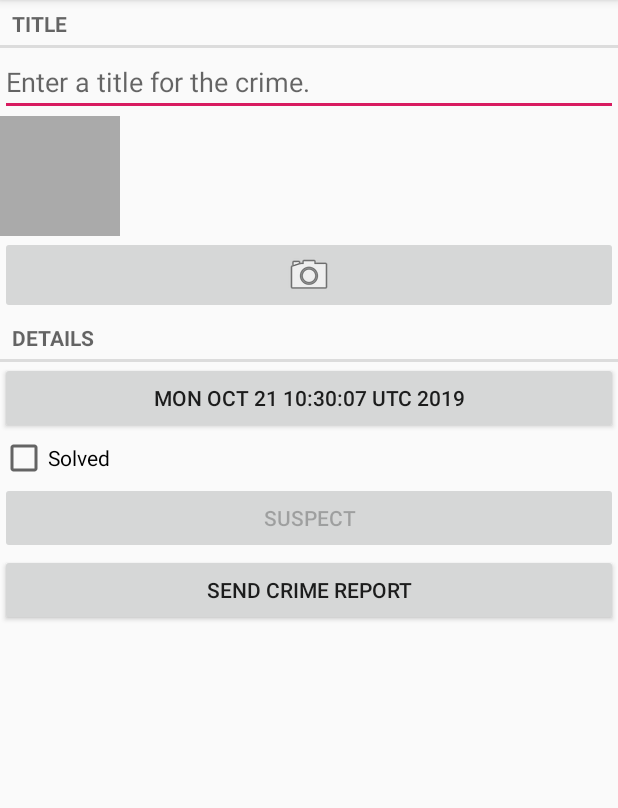
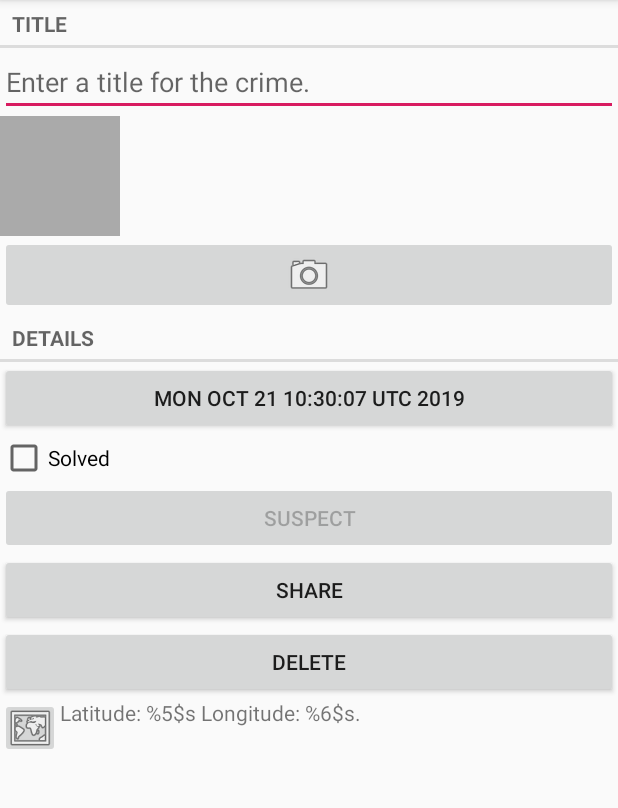
Before and after one commit to usc-rdh-006/CriminalIntent, an Android app: the screen it shows after launch (CrimePagerActivity), after a tap on "New Crime", on a phone screen of 412 x 824 dp, the part 84-892 px from its top. Run offline under Robolectric (Android 15) with nearby library versions, the phone set to English and light mode, and no system bars.

Commit message:
Refactoring//Maps Week 12/13 ICT311 rdh006

```diff
--- a/app/build.gradle
+++ b/app/build.gradle
@@ -21,6 +21,8 @@ android {
 
 dependencies {
     implementation fileTree(dir: 'libs', include: ['*.jar'])
+    implementation 'com.google.android.gms:play-services-location:10.0.1'
+    implementation 'com.google.android.gms:play-services-maps:10.0.1'
     implementation 'com.google.android.material:material:1.0.0'
     implementation 'androidx.appcompat:appcompat:1.0.2'
     implementation 'androidx.constraintlayout:constraintlayout:1.1.3'
--- a/app/src/main/AndroidManifest.xml
+++ b/app/src/main/AndroidManifest.xml
@@ -33,6 +33,11 @@
 
 
         </activity>
+
     </application>
 
+    <uses-permission android:name="android.permission.ACCESS_FINE_LOCATION" />
+    <uses-permission android:name="android.permission.ACCESS_COARSE_LOCATION" />
+    <uses-permission android:name="android.permission.INTERNET" />
+
 </manifest>
--- a/app/src/main/java/android/bignerdranch/com/Crime.java
+++ b/app/src/main/java/android/bignerdranch/com/Crime.java
@@ -13,8 +13,10 @@ public class Crime {
     private Date mDate;
     private boolean mSolved;
     private String mSuspect;
+    private double mLatitude;
+    private double mLongditude;
 
-
+//DECLARATIONS :
     //crime constructor, returns a crime with an appropriate UUID
     public Crime() {
         this(UUID.randomUUID());
@@ -74,6 +76,22 @@ public class Crime {
 
         return "IMG_" + getId().toString() + ".jpg";
     }
+    public double getLatitude() {
+
+        return mLatitude;
+    }
+    public void setLatitude(double lat) {
+
+        mLatitude = lat;
+    }
+    public double getLongditude() {
+        return
+                mLongditude;
+    }
+    public void setLongditude(double lon) {
+
+        mLongditude = lon;
+    }
 }
 //At this point, you have created the model layer
 //and an activity that is capable of hosting a support fragment
--- a/app/src/main/java/android/bignerdranch/com/CrimeFragment.java
+++ b/app/src/main/java/android/bignerdranch/com/CrimeFragment.java
@@ -14,6 +14,9 @@ import android.text.Editable;
 import android.text.TextWatcher;
 import android.text.format.DateFormat;
 import android.view.LayoutInflater;
+import android.view.Menu;
+import android.view.MenuInflater;
+import android.view.MenuItem;
 import android.view.View;
 import android.view.ViewGroup;
 import android.widget.Button;
@@ -22,10 +25,14 @@ import android.widget.CompoundButton;
 import android.widget.EditText;
 import android.widget.ImageButton;
 import android.widget.ImageView;
+import android.widget.TextView;
 
 import androidx.core.content.FileProvider;
 import androidx.fragment.app.Fragment;
 import androidx.fragment.app.FragmentManager;
+
+import com.google.android.gms.common.api.GoogleApiClient;
+import com.google.android.gms.location.LocationServices;
 
 import java.io.File;
 import java.util.Date;
@@ -47,10 +54,13 @@ public class CrimeFragment extends Fragment {
     private CheckBox mSolvedCheckBox;
     private static final String ARG_CRIME_ID = "crime_id";
     private static final String DIALOG_DATE = "DialogDate";
-
+    private Button mDeleteButton;
     private static final int REQUEST_DATE = 0;
     private static final int REQUEST_PHOTO = 2;
     private static final int REQUEST_CONTACT = 1;
+    private ImageButton mMapButton;
+    private TextView mCoordinates;
+    private GoogleApiClient mClient;
 
     public static CrimeFragment newInstance(UUID crimeId) {
         Bundle args = new Bundle();
@@ -60,13 +70,32 @@ public class CrimeFragment extends Fragment {
         return fragment;
     }
 
+
     @Override
     public void onCreate(Bundle savedInstanceState) {
         super.onCreate(savedInstanceState);
         UUID crimeId = (UUID) getArguments().getSerializable(ARG_CRIME_ID);
         mCrime = CrimeLab.get(getActivity()).getCrime(crimeId);
         mPhotoFile = CrimeLab.get(getActivity()).getPhotoFile(mCrime);
-    }
+
+        mClient = new GoogleApiClient.Builder(getActivity())
+            .addApi(LocationServices.API)
+                .build();
+
+
+        }
+
+        @Override
+        public void onStart() {
+        super.onStart();
+        mClient.connect();
+        }
+
+        @Override
+        public void onStop() {
+        super.onStop();
+        mClient.disconnect();
+        }
 
 
     //override onpause to update crimelabs copy of a crime
@@ -80,7 +109,7 @@ public class CrimeFragment extends Fragment {
 
     @Override
     public View onCreateView(LayoutInflater inflater, ViewGroup container, Bundle savedInstanceState) {
-        View v = inflater.inflate(R.layout.fragment_crime, container, false);
+        View v = inflater.inflate(R.layout.item_ui, container, false);
 
         mDateButton = (Button) v.findViewById(R.id.crime_date);
         updateDate();
@@ -126,6 +155,30 @@ public class CrimeFragment extends Fragment {
                 // This one too
             }
         });
+
+
+
+
+
+
+        mCoordinates = (TextView) v.findViewById(R.id.coordinates);
+        mMapButton = (ImageButton) v.findViewById(R.id.map_button);
+
+
+
+
+        mDeleteButton = (Button) v.findViewById(R.id.delete_button);
+        mDeleteButton.setOnClickListener(new View.OnClickListener() {
+            @Override
+            public void onClick(View v) {
+                CrimeLab.get(getActivity()).updateCrime(mCrime);
+                getActivity().finish();
+            }
+        });
+
+
+
+
         mReportButton = (Button) v.findViewById(R.id.crime_report);
         mReportButton.setOnClickListener(new View.OnClickListener() {
             public void onClick(View v) {
@@ -141,6 +194,10 @@ public class CrimeFragment extends Fragment {
         final Intent pickContact = new Intent(Intent.ACTION_PICK,
                 ContactsContract.Contacts.CONTENT_URI);
 
+
+
+
+
         mSuspectButton = (Button) v.findViewById(R.id.crime_suspect);
         mSuspectButton.setOnClickListener(new View.OnClickListener() {
             public void onClick(View v) { startActivityForResult(pickContact, REQUEST_CONTACT);
@@ -154,6 +211,11 @@ public class CrimeFragment extends Fragment {
                 PackageManager.MATCH_DEFAULT_ONLY) == null) {
             mSuspectButton.setEnabled(false);
         }
+
+
+
+
+
 
         mPhotoButton = (ImageButton) v.findViewById(R.id.crime_camera);
         final Intent captureImage = new Intent(MediaStore.ACTION_IMAGE_CAPTURE);
@@ -181,7 +243,12 @@ public class CrimeFragment extends Fragment {
         mPhotoView = (ImageView) v.findViewById(R.id.crime_photo);
         updatePhotoView();
         return v;
+
+
     }
+
+
+
 
     @Override
     public void onActivityResult(int requestCode, int resultCode, Intent data) {
@@ -252,4 +319,26 @@ public class CrimeFragment extends Fragment {
             mPhotoView.setImageBitmap(bitmap);
         }
     }
+    @Override
+    public void onCreateOptionsMenu(Menu menu, MenuInflater inflater) {
+        super.onCreateOptionsMenu(menu, inflater);
+        inflater.inflate(R.menu.fragment_crime_list, menu);
+        MenuItem deleteItem = menu.findItem(R.id.delete_button);
+    }
+
+    @Override
+    public boolean onOptionsItemSelected(MenuItem item) {
+        switch (item.getItemId()) {
+            case R.id.delete_button:
+                CrimeLab.get(getActivity()).deleteCrime(mCrime);
+                getActivity().finish();
+                return true;
+            default:
+                return super.onOptionsItemSelected(item);
+        }
+    }
+
+
+
+
 }
--- a/app/src/main/java/android/bignerdranch/com/CrimeListFragment.java
+++ b/app/src/main/java/android/bignerdranch/com/CrimeListFragment.java
@@ -9,7 +9,6 @@ import android.view.MenuItem;
 import android.view.View;
 import android.view.ViewGroup;
 import android.widget.TextView;
-import android.widget.Toast;
 
 import androidx.appcompat.app.AppCompatActivity;
 import androidx.fragment.app.Fragment;
@@ -44,7 +43,7 @@ public class CrimeListFragment extends Fragment {
         }
 
         public CrimeHolder(LayoutInflater inflater, ViewGroup parent) {
-            super(inflater.inflate(R.layout.list_item_crime, parent, false));
+            super(inflater.inflate(R.layout.list_ui, parent, false));
             itemView.setOnClickListener(this);
 
             mTitleTextView = (TextView) itemView.findViewById(R.id.crime_title);
@@ -167,4 +166,5 @@ public class CrimeListFragment extends Fragment {
         }
         updateSubtitle();
     }
+
 }
--- a/app/src/main/java/android/bignerdranch/com/database/CrimeBaseHelper.java
+++ b/app/src/main/java/android/bignerdranch/com/database/CrimeBaseHelper.java
@@ -38,6 +38,7 @@ public class CrimeBaseHelper extends SQLiteOpenHelper {
     public void onUpgrade(SQLiteDatabase db, int oldVersion, int newVersion) {
 
     }
+
 }
 //14.7 in textbook
 //go from gutting
--- a/app/src/main/res/layout/fragment_crime_list.xml
+++ b/app/src/main/res/layout/fragment_crime_list.xml
@@ -1,5 +1,5 @@
 <?xml version="1.0" encoding="utf-8"?>
-    <androidx.recyclerview.widget.RecyclerView
+<androidx.recyclerview.widget.RecyclerView
     xmlns:android="http://schemas.android.com/apk/res/android"
     android:id="@+id/crime_recycler_view"
     android:layout_width="match_parent"
--- a/app/src/main/res/layout/fragment_crime.xml
+++ b/app/src/main/res/layout/item_ui.xml
@@ -41,7 +41,29 @@
     <Button android:id="@+id/crime_report"
         android:layout_width="match_parent"
         android:layout_height="wrap_content"
-        android:text="Send Crime Report"/>
+        android:text="Share"/>
+    <Button android:id= "@+id/delete_button"
+        android:layout_width="match_parent"
+        android:layout_height="wrap_content"
+        android:text="Delete"/>
+
+
+    <LinearLayout
+        android:id="@+id/LinearLayout02"
+        android:layout_height="wrap_content"
+        android:layout_width="match_parent"
+        android:layout_alignParentBottom="true">
+        <ImageButton android:id= "@+id/map_button"
+            android:layout_width="40dp"
+            android:layout_height="40dp"
+            android:src="@android:drawable/ic_menu_mapmode"/>
+        <TextView
+            android:id="@+id/coordinates"
+            android:layout_width="337dp"
+            android:layout_height="40dp"
+            android:text="@string/coordinates"/>
+    </LinearLayout>
+
 
 
 </LinearLayout>
--- a/app/src/main/res/layout/list_item_crime.xml
+++ b/app/src/main/res/layout/list_ui.xml
@@ -1,7 +1,7 @@
 <?xml version="1.0" encoding="utf-8"?>
 <LinearLayout xmlns:android="http://schemas.android.com/apk/res/android"
     android:orientation="vertical" android:layout_width="match_parent"
-    android:layout_height="match_parent"
+    android:layout_height="wrap_content"
     android:padding="8dp">
     <TextView style="?android:listSeparatorTextViewStyle"
         android:id="@id/crime_title"
--- a/app/src/main/res/values/strings.xml
+++ b/app/src/main/res/values/strings.xml
@@ -28,4 +28,5 @@
     <string name="crime_report_suspect">the suspect is %s.</string>
     <string name="crime_report_subject">CriminalIntent Crime Report</string>
     <string name="send_report">Send crime report via</string>
+    <string name="coordinates">  Latitude:  %5$s   Longitude: %6$s. </string>
 </resources>
--- a/build.gradle
+++ b/build.gradle
@@ -7,6 +7,7 @@ buildscript {
 
     }
     dependencies {
+
         classpath 'com.android.tools.build:gradle:3.4.2'
 
         // NOTE: Do not place your application dependencies here; they belong
```
Also changed, not shown: app/src/main/java/android/bignerdranch/com/CrimeActivity.java (+27 -1 lines), app/src/main/java/android/bignerdranch/com/CrimeLab.java (+12 -0 lines).
